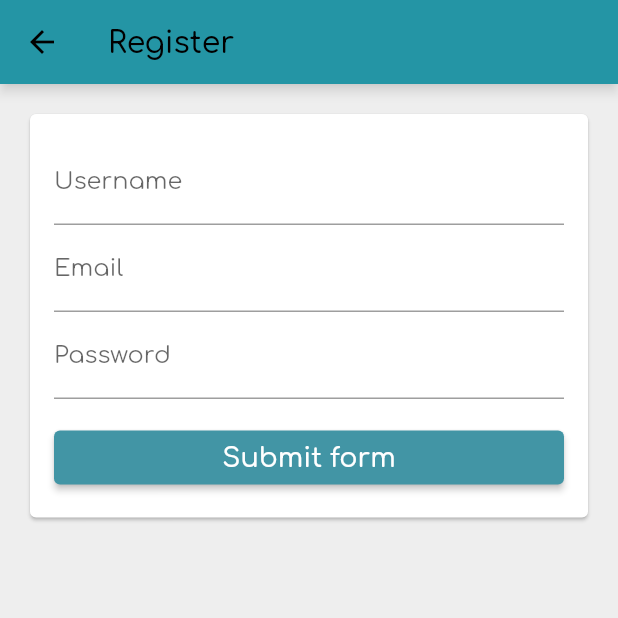
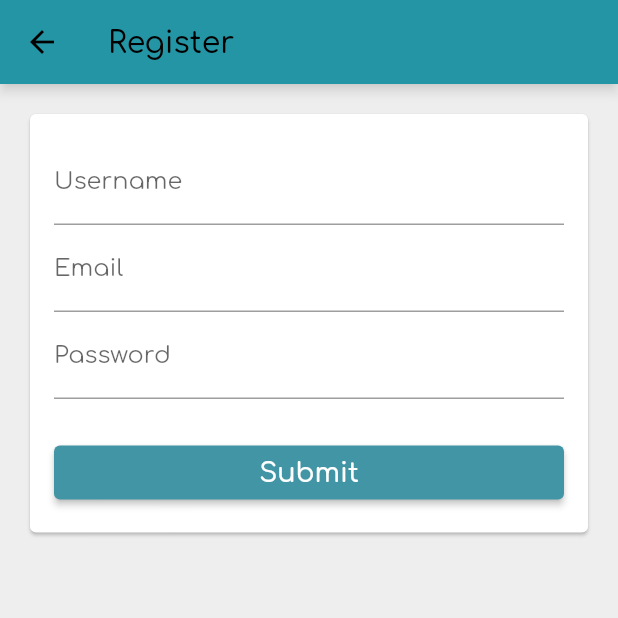
Before and after one commit to didrikeilertsen/easyTask, a Flutter app: the RegistrationScreen screen opened by its route, on a phone screen of 412 x 824 dp, the top half of it. Run offline on Flutter 3.47's test engine with Material 2 defaults, Android fonts, the phone set to English and light mode, and no system bars; our stand-ins replace firebase_auth, firebase_core, google_sign_in, phosphor_flutter, string_validator, table_calendar; missing offline and left inert: flutter_login_facebook; accounts and stored records are empty.

Commit message:
Minor update to loginscreen

```diff
--- a/project/lib/screens/sign_in/loginScreen.dart
+++ b/project/lib/screens/sign_in/loginScreen.dart
@@ -13,7 +13,6 @@ class LogInScreen extends StatefulWidget {
 }
 
 class _LogInScreenState extends State<LogInScreen> {
-  //final TextEditingController _usernameController = TextEditingController();
   final TextEditingController _emailController = TextEditingController();
   final TextEditingController _passwordController = TextEditingController();
 
@@ -21,8 +20,6 @@ class _LogInScreenState extends State<LogInScreen> {
   //TODO: trenger ikke all funksjonalitet her
   bool _submittedWithValidData = false;
   bool _submitButtonPressed = false;
-
- // String get _username => _usernameController.text;
 
   String get _email => _emailController.text;
 
@@ -33,7 +30,6 @@ class _LogInScreenState extends State<LogInScreen> {
     return Scaffold(
       backgroundColor: Colors.grey[200],
       appBar: AppBar(
-        title: const Text("Log in"),
       ),
       body: SingleChildScrollView(
         child: Padding(
@@ -44,7 +40,6 @@ class _LogInScreenState extends State<LogInScreen> {
               child: Column(
                 crossAxisAlignment: CrossAxisAlignment.stretch,
                 children: [
-                  //_buildUsernameInput(),
                   _buildEmailInput(),
                   _buildPasswordInput(),
                   const SizedBox(height: 15),
@@ -65,7 +60,6 @@ class _LogInScreenState extends State<LogInScreen> {
       _submitButtonPressed = true;
       _submittedWithValidData = _isFormValid();
     });
-    //TODO: username?
     if (_isFormValid()) {
       try {
         await widget.auth.signInWithEmailAndPassword(_email, _password);
@@ -78,19 +72,6 @@ class _LogInScreenState extends State<LogInScreen> {
       }
     }
   }
-
-  // TextField _buildUsernameInput() {
-  //   return TextField(
-  //       key: const Key("username_input"),
-  //       controller: _usernameController,
-  //       enabled: !_submittedWithValidData,
-  //       decoration: InputDecoration(
-  //           labelText: "Username",
-  //           errorText: !_isUsernameValid() && _submitButtonPressed
-  //               ? "invalid username"
-  //               : null),
-  //       onChanged: (username) => _forceRebuild());
-  // }
 
   TextField _buildEmailInput() {
     return TextField(
@@ -133,23 +114,13 @@ class _LogInScreenState extends State<LogInScreen> {
     return ElevatedButton(
       key: const Key("submit_button"),
       onPressed: buttonEnabled ? _submitForm : null,
-      child: const Text("Submit form"),
+      child: const Text("Log in"),
     );
   }
 
   bool _isFormValid() {
-    //return _isUsernameValid() && _isEmailValid() && _isPasswordValid();
     return _isEmailValid() && _isPasswordValid();
   }
-
-  // bool _isUsernameValid() {
-  //   if (_username.length >= 3 &&
-  //       _username.length <= 12 &&
-  //       _username.contains(RegExp(r'^[a-zA-Z]+$'))) {
-  //     return true;
-  //   }
-  //   return false;
-  // }
 
   bool _isEmailValid() {
     return isEmail(_email);
--- a/project/lib/screens/sign_in/registration_screen.dart
+++ b/project/lib/screens/sign_in/registration_screen.dart
@@ -43,7 +43,7 @@ class _RegistrationScreenState extends State<RegistrationScreen> {
                   _buildUsernameInput(),
                   _buildEmailInput(),
                   _buildPasswordInput(),
-                  const SizedBox(height: 15),
+                  const SizedBox(height: 25),
                   _submittedWithValidData
                       ? _buildLoadingCircle()
                       : _buildSubmitButton()
@@ -129,7 +129,7 @@ class _RegistrationScreenState extends State<RegistrationScreen> {
     return ElevatedButton(
       key: const Key("submit_button"),
       onPressed: buttonEnabled ? _submitForm : null,
-      child: const Text("Submit form"),
+      child: const Text("Submit"),
     );
   }
 
```
